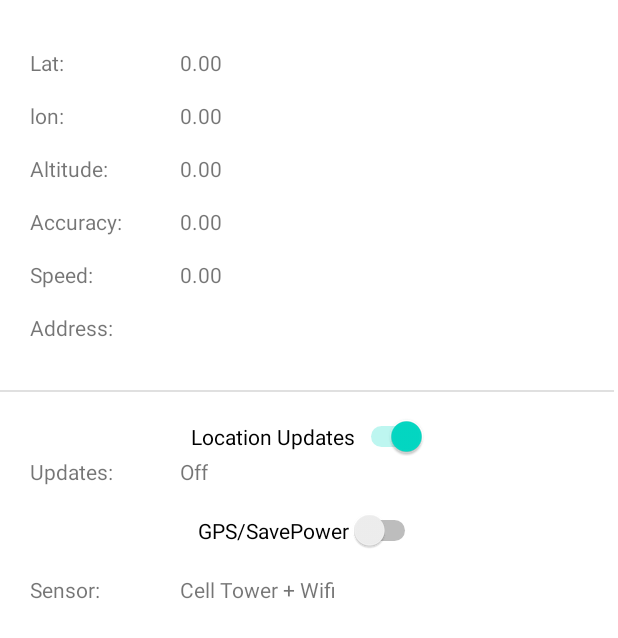
After one commit to BaoLam23/BTL-MOBDEV, an Android app: the layout gps_starting.xml on its own in the app's theme, with its tools: preview values and no code run, on a phone screen of 412 x 824 dp. The commit adds this screen. Shown: the top 638 px of the screen. Run offline under Robolectric (Android 15) with nearby library versions, the phone set to English and light mode, and no system bars.

Commit message:
0.5 GPS ver
can see location

```diff
--- a/app/build.gradle.kts
+++ b/app/build.gradle.kts
@@ -39,4 +39,5 @@ dependencies {
     testImplementation("junit:junit:4.13.2")
     androidTestImplementation("androidx.test.ext:junit:1.1.5")
     androidTestImplementation("androidx.test.espresso:espresso-core:3.5.1")
+    implementation("com.google.android.gms:play-services-location:21.0.1")
 }
--- a/app/src/main/AndroidManifest.xml
+++ b/app/src/main/AndroidManifest.xml
@@ -2,6 +2,8 @@
 <manifest xmlns:android="http://schemas.android.com/apk/res/android"
     xmlns:tools="http://schemas.android.com/tools">
 
+    <uses-permission android:name="android.permission.ACCESS_FINE_LOCATION"></uses-permission>
+    <uses-permission android:name="android.permission.ACCESS_COARSE_LOCATION"></uses-permission>
     <application
         android:allowBackup="true"
         android:dataExtractionRules="@xml/data_extraction_rules"
--- a/app/src/main/java/com/example/testmap/MyGame/MainActivity.java
+++ b/app/src/main/java/com/example/testmap/MyGame/MainActivity.java
@@ -1,14 +1,151 @@
 package com.example.testmap.MyGame;
 
+import android.content.pm.PackageManager;
+import android.location.Location;
+import android.os.Build;
+import android.os.Bundle;
+import android.view.View;
+import android.widget.Switch;
+import android.widget.TextView;
+import android.widget.Toast;
+
+import androidx.annotation.NonNull;
 import androidx.appcompat.app.AppCompatActivity;
+import androidx.core.app.ActivityCompat;
 
-import android.os.Bundle;
+import com.example.testmap.R;
+import com.google.android.gms.location.FusedLocationProviderClient;
+import com.google.android.gms.location.LocationRequest;
+import com.google.android.gms.location.LocationServices;
+import com.google.android.gms.tasks.OnSuccessListener;
 
 public class MainActivity extends AppCompatActivity {
+
+    public static final int DEFAULT_UPDATE_INTERVAL = 15;
+    public static final int FAST_UPDATE_INTERVAL = 3;
+    private static final int PERMISSION_FINE_LOCATION = 99;
+
+    //references to the UI elements
+    TextView tv_lat, tv_lon, tv_altitude, tv_accuracy, tv_speed, tv_sensor, tv_updates, tv_address;
+
+    Switch sw_locationupdates, sw_gps;
+
+    // variable to see if we are tracking location or not.
+    boolean updateOn = false;
+
+    //Location request is a config file for setting related to FusedLocationProviderClient
+    LocationRequest locationRequest;
+
+    //Google API for location service.
+    FusedLocationProviderClient fusedLocationProviderClient;
 
     @Override
     protected void onCreate(Bundle savedInstanceState) {
         super.onCreate(savedInstanceState);
-        setContentView(new Game(this));
+        setContentView(R.layout.gps_starting);
+
+        // give UI variable value
+
+        tv_lat = findViewById(R.id.tv_lat);
+        tv_lon = findViewById(R.id.tv_lon);
+        tv_altitude = findViewById(R.id.tv_altitude);
+        tv_accuracy = findViewById(R.id.tv_accuracy);
+        tv_speed = findViewById(R.id.tv_speed);
+        tv_sensor = findViewById(R.id.tv_sensor);
+        tv_updates = findViewById(R.id.tv_updates);
+        tv_address = findViewById(R.id.tv_address);
+        sw_gps = findViewById(R.id.sw_gps);
+        sw_locationupdates = findViewById(R.id.sw_locationsupdates);
+
+        //set all properties of LocationRequest
+
+        locationRequest = new LocationRequest();
+
+        //how often default location check happen ?
+        locationRequest.setInterval(1000 * DEFAULT_UPDATE_INTERVAL);
+
+        //how often fast mode location check happen ?
+        locationRequest.setInterval(1000 * FAST_UPDATE_INTERVAL);
+
+        locationRequest.setPriority(LocationRequest.PRIORITY_BALANCED_POWER_ACCURACY);
+
+        sw_gps.setOnClickListener(new View.OnClickListener() {
+            @Override
+            public void onClick(View view) {
+                if (sw_gps.isChecked()) {
+                    //most accurate - use GPS
+                    locationRequest.setPriority(LocationRequest.PRIORITY_HIGH_ACCURACY);
+                    tv_sensor.setText("Using GPS sensor");
+                } else {
+                    locationRequest.setPriority(LocationRequest.PRIORITY_BALANCED_POWER_ACCURACY);
+                    tv_sensor.setText("Using Towers + WIFI");
+                }
+            }
+        });
+        updateGPS();
+    } // end onCreate
+
+    @Override
+    public void onRequestPermissionsResult(int requestCode, @NonNull String[] permissions, @NonNull int[] grantResults) {
+        super.onRequestPermissionsResult(requestCode, permissions, grantResults);
+
+        switch (requestCode) {
+            case PERMISSION_FINE_LOCATION:;
+                if (grantResults[0] == PackageManager.PERMISSION_GRANTED) {
+                    updateGPS();
+                }
+                else{
+                    Toast.makeText(this,"This app requires permission to work ",Toast.LENGTH_SHORT).show();
+                    finish();
+                }
+        }
+    }
+
+    private void updateGPS(){
+        // get permissions from user to track GPS
+        // get current location from the fused client
+        // update the UI
+
+        fusedLocationProviderClient = LocationServices.getFusedLocationProviderClient(MainActivity.this);
+
+        if(ActivityCompat.checkSelfPermission(this, android.Manifest.permission.ACCESS_FINE_LOCATION) == PackageManager.PERMISSION_GRANTED){
+            //user provide permission
+            fusedLocationProviderClient.getLastLocation().addOnSuccessListener(this, new OnSuccessListener<Location>() {
+                @Override
+                public void onSuccess(Location location) {
+                        //we got permissions.Put values of location into UI components.
+                        updateUIValues(location);
+                }
+            });
+        }
+        else {
+            //permissions not granted
+
+            if(Build.VERSION.SDK_INT >= Build.VERSION_CODES.M) {
+                requestPermissions(new String[]{android.Manifest.permission.ACCESS_FINE_LOCATION}, PERMISSION_FINE_LOCATION);
+            }
+        }
+
+        }
+
+    //update all text view object
+    private void updateUIValues(Location location){
+        tv_lat.setText(String.valueOf(location.getLatitude()));
+        tv_lon.setText(String.valueOf(location.getLongitude()));
+        tv_accuracy.setText(String.valueOf(location.getAccuracy()));
+
+        if(location.hasAltitude()){
+            tv_altitude.setText(String.valueOf(location.getAltitude()));
+        }
+        else {
+            tv_altitude.setText("NOT AVAILABLE");
+        }
+
+        if(location.hasAltitude()){
+            tv_speed.setText(String.valueOf(location.getAltitude()));
+        }
+        else {
+            tv_speed.setText("NOT AVAILABLE");
+        }
     }
 }
--- /dev/null
+++ b/app/src/main/res/layout/gps_starting.xml
@@ -0,0 +1,184 @@
+<?xml version="1.0" encoding="utf-8"?>
+<androidx.constraintlayout.widget.ConstraintLayout xmlns:android="http://schemas.android.com/apk/res/android"
+    xmlns:app="http://schemas.android.com/apk/res-auto"
+    xmlns:tools="http://schemas.android.com/tools"
+    android:layout_width="match_parent"
+    android:layout_height="match_parent"
+    tools:context=".MainActivity"
+    >
+
+    <TextView
+        android:id="@+id/tv_labellat"
+        android:layout_width="100dp"
+        android:layout_height="wrap_content"
+        android:layout_marginStart="20dp"
+        android:layout_marginTop="32dp"
+        android:text="Lat:"
+        app:layout_constraintStart_toStartOf="parent"
+        app:layout_constraintTop_toTopOf="parent" />
+
+    <TextView
+        android:id="@+id/tv_lat"
+        android:layout_width="wrap_content"
+        android:layout_height="wrap_content"
+        android:layout_marginTop="32dp"
+        android:text="0.00"
+        app:layout_constraintStart_toEndOf="@+id/tv_labellat"
+        app:layout_constraintTop_toTopOf="parent" />
+
+    <TextView
+        android:id="@+id/tv_labellon"
+        android:layout_width="100dp"
+        android:layout_height="wrap_content"
+        android:layout_marginStart="20dp"
+        android:layout_marginTop="16dp"
+        android:text="lon:"
+        app:layout_constraintStart_toStartOf="parent"
+        app:layout_constraintTop_toBottomOf="@+id/tv_labellat" />
+
+    <TextView
+        android:id="@+id/tv_lon"
+        android:layout_width="wrap_content"
+        android:layout_height="wrap_content"
+        android:layout_marginTop="16dp"
+        android:text="0.00"
+        app:layout_constraintStart_toEndOf="@+id/tv_labellon"
+        app:layout_constraintTop_toBottomOf="@+id/tv_lat" />
+
+    <TextView
+        android:id="@+id/tv_labelaltitude"
+        android:layout_width="100dp"
+        android:layout_height="wrap_content"
+        android:layout_marginStart="20dp"
+        android:layout_marginTop="16dp"
+        android:text="Altitude:"
+        app:layout_constraintStart_toStartOf="parent"
+        app:layout_constraintTop_toBottomOf="@+id/tv_labellon" />
+
+    <TextView
+        android:id="@+id/tv_altitude"
+        android:layout_width="wrap_content"
+        android:layout_height="wrap_content"
+        android:text="0.00"
+        app:layout_constraintStart_toEndOf="@+id/tv_labelaltitude"
+        app:layout_constraintTop_toTopOf="@+id/tv_labelaltitude" />
+
+    <TextView
+        android:id="@+id/tv_labelaccuracy"
+        android:layout_width="100dp"
+        android:layout_height="wrap_content"
+        android:layout_marginStart="20dp"
+        android:layout_marginTop="16dp"
+        android:text="Accuracy:"
+        app:layout_constraintStart_toStartOf="parent"
+        app:layout_constraintTop_toBottomOf="@+id/tv_labelaltitude" />
+
+    <TextView
+        android:id="@+id/tv_accuracy"
+        android:layout_width="wrap_content"
+        android:layout_height="wrap_content"
+        android:text="0.00"
+        app:layout_constraintStart_toEndOf="@+id/tv_labelaccuracy"
+        app:layout_constraintTop_toTopOf="@+id/tv_labelaccuracy" />
+
+    <TextView
+        android:id="@+id/tv_labelspeed"
+        android:layout_width="100dp"
+        android:layout_height="wrap_content"
+        android:layout_marginStart="20dp"
+        android:layout_marginTop="16dp"
+        android:text="Speed:"
+        app:layout_constraintStart_toStartOf="parent"
+        app:layout_constraintTop_toBottomOf="@+id/tv_labelaccuracy" />
+
+    <TextView
+        android:id="@+id/tv_speed"
+        android:layout_width="wrap_content"
+        android:layout_height="wrap_content"
+        android:text="0.00"
+        app:layout_constraintStart_toEndOf="@+id/tv_labelspeed"
+        app:layout_constraintTop_toTopOf="@+id/tv_labelspeed" />
+
+    <TextView
+        android:id="@+id/tv_labelsensor"
+        android:layout_width="100dp"
+        android:layout_height="wrap_content"
+        android:layout_marginStart="20dp"
+        android:layout_marginTop="16dp"
+        android:text="Sensor:"
+        app:layout_constraintStart_toStartOf="parent"
+        app:layout_constraintTop_toBottomOf="@+id/sw_gps" />
+
+    <TextView
+        android:id="@+id/tv_sensor"
+        android:layout_width="wrap_content"
+        android:layout_height="wrap_content"
+        android:text="Cell Tower + Wifi"
+        app:layout_constraintStart_toEndOf="@+id/tv_labelsensor"
+        app:layout_constraintTop_toTopOf="@+id/tv_labelsensor" />
+
+    <TextView
+        android:id="@+id/tv_labelupdates"
+        android:layout_width="100dp"
+        android:layout_height="wrap_content"
+        android:layout_marginStart="20dp"
+        android:text="Updates:"
+        app:layout_constraintStart_toStartOf="parent"
+        app:layout_constraintTop_toBottomOf="@+id/sw_locationsupdates" />
+
+    <TextView
+        android:id="@+id/tv_updates"
+        android:layout_width="wrap_content"
+        android:layout_height="wrap_content"
+        android:text="Off"
+        app:layout_constraintStart_toEndOf="@+id/tv_labelupdates"
+        app:layout_constraintTop_toTopOf="@+id/tv_labelupdates" />
+
+    <Switch
+        android:id="@+id/sw_locationsupdates"
+        android:layout_width="wrap_content"
+        android:layout_height="wrap_content"
+        android:layout_marginTop="16dp"
+        android:checked="true"
+        android:text="Location Updates"
+        app:layout_constraintEnd_toEndOf="parent"
+        app:layout_constraintStart_toStartOf="parent"
+        app:layout_constraintTop_toBottomOf="@+id/divider" />
+
+    <Switch
+        android:id="@+id/sw_gps"
+        android:layout_width="wrap_content"
+        android:layout_height="wrap_content"
+        android:layout_marginTop="16dp"
+        android:text="GPS/SavePower"
+        app:layout_constraintEnd_toEndOf="parent"
+        app:layout_constraintStart_toStartOf="parent"
+        app:layout_constraintTop_toBottomOf="@+id/tv_labelupdates" />
+
+    <TextView
+        android:id="@+id/tv_address"
+        android:layout_width="wrap_content"
+        android:layout_height="wrap_content"
+        app:layout_constraintStart_toEndOf="@+id/tv_lbladdress"
+        app:layout_constraintTop_toTopOf="@+id/tv_lbladdress" />
+
+    <TextView
+        android:id="@+id/tv_lbladdress"
+        android:layout_width="100dp"
+        android:layout_height="wrap_content"
+        android:layout_marginStart="20dp"
+        android:layout_marginTop="16dp"
+        android:text="Address:"
+        app:layout_constraintStart_toStartOf="parent"
+        app:layout_constraintTop_toBottomOf="@+id/tv_labelspeed" />
+
+    <View
+        android:id="@+id/divider"
+        android:layout_width="409dp"
+        android:layout_height="1dp"
+        android:layout_marginTop="32dp"
+        android:background="?android:attr/listDivider"
+        app:layout_constraintTop_toBottomOf="@+id/tv_address"
+        tools:layout_editor_absoluteX="1dp" />
+
+</androidx.constraintlayout.widget.ConstraintLayout>
```
